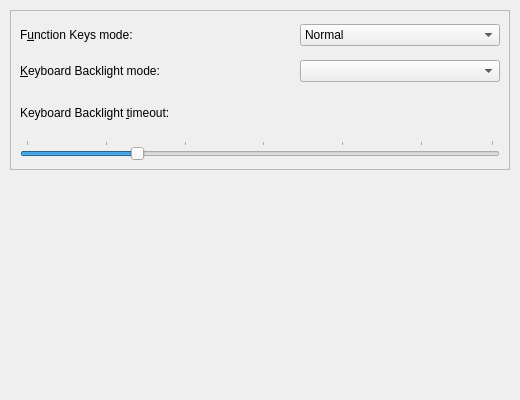
Before: the Qt Designer form kcm/keyboard.ui in jfmcarreira/ktoshiba, drawn with Qt 5.
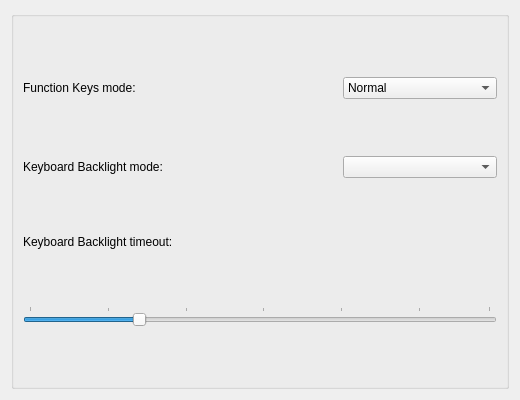
After: the same form once the commit is applied.

```diff
--- a/kcm/keyboard.ui
+++ b/kcm/keyboard.ui
@@ -14,38 +14,23 @@
   <property name="windowTitle">
    <string>Keyboard Settings</string>
   </property>
-  <widget class="QWidget" name="verticalLayoutWidget">
-   <property name="geometry">
-    <rect>
-     <x>10</x>
-     <y>10</y>
-     <width>500</width>
-     <height>160</height>
-    </rect>
-   </property>
    <layout class="QVBoxLayout" name="verticalLayout">
     <item>
-     <widget class="QFrame" name="frame">
-      <property name="frameShape">
-       <enum>QFrame::StyledPanel</enum>
-      </property>
-      <property name="frameShadow">
-       <enum>QFrame::Raised</enum>
+    <widget class="QGroupBox" name="groupBox">
+     <property name="flat">
+      <bool>true</bool>
+     </property>
+     <property name="checkable">
+      <bool>false</bool>
+     </property>
+     <property name="checked">
+      <bool>false</bool>
       </property>
       <layout class="QGridLayout" name="gridLayout">
        <item row="0" column="0">
         <widget class="QLabel" name="function_keys_label">
-         <property name="minimumSize">
-          <size>
-           <width>200</width>
-           <height>30</height>
-          </size>
-         </property>
          <property name="text">
-          <string>F&amp;unction Keys mode:</string>
-         </property>
-         <property name="buddy">
-          <cstring>kbd_functions_combobox</cstring>
+         <string>Function Keys mode:</string>
          </property>
         </widget>
        </item>
@@ -54,12 +39,6 @@
          <property name="orientation">
           <enum>Qt::Horizontal</enum>
          </property>
-         <property name="sizeHint" stdset="0">
-          <size>
-           <width>300</width>
-           <height>30</height>
-          </size>
-         </property>
         </spacer>
        </item>
        <item row="0" column="2">
@@ -84,17 +63,8 @@
        </item>
        <item row="1" column="0">
         <widget class="QLabel" name="kbd_backlight_label">
-         <property name="minimumSize">
-          <size>
-           <width>200</width>
-           <height>30</height>
-          </size>
-         </property>
          <property name="text">
-          <string>&amp;Keyboard Backlight mode:</string>
-         </property>
-         <property name="buddy">
-          <cstring>kbd_backlight_combobox</cstring>
+         <string>Keyboard Backlight mode:</string>
          </property>
         </widget>
        </item>
@@ -103,12 +73,6 @@
          <property name="orientation">
           <enum>Qt::Horizontal</enum>
          </property>
-         <property name="sizeHint" stdset="0">
-          <size>
-           <width>300</width>
-           <height>30</height>
-          </size>
-         </property>
         </spacer>
        </item>
        <item row="1" column="2">
@@ -116,17 +80,8 @@
        </item>
        <item row="2" column="0">
         <widget class="QLabel" name="kbd_timeout_label">
-         <property name="minimumSize">
-          <size>
-           <width>200</width>
-           <height>30</height>
-          </size>
-         </property>
          <property name="text">
-          <string>Keyboard Backlight &amp;timeout:</string>
-         </property>
-         <property name="buddy">
-          <cstring>kbd_timeout_slider</cstring>
+         <string>Keyboard Backlight timeout:</string>
          </property>
         </widget>
        </item>
@@ -135,21 +90,15 @@
          <property name="orientation">
           <enum>Qt::Horizontal</enum>
          </property>
-         <property name="sizeHint" stdset="0">
-          <size>
-           <width>300</width>
-           <height>30</height>
-          </size>
-         </property>
-        </spacer>
-       </item>
-       <item row="2" column="2">
+       </spacer>
+      </item>
+      <item row="2" column="2" alignment="Qt::AlignRight">
         <widget class="QLabel" name="kbd_timeout">
-         <property name="minimumSize">
-          <size>
-           <width>200</width>
-           <height>30</height>
-          </size>
+        <property name="sizePolicy">
+         <sizepolicy hsizetype="Fixed" vsizetype="Fixed">
+          <horstretch>0</horstretch>
+          <verstretch>0</verstretch>
+         </sizepolicy>
          </property>
          <property name="toolTip">
           <string>The current timeout at which the keyboard backlight will turn off after the last keypress.</string>
@@ -197,7 +146,6 @@
      </widget>
     </item>
    </layout>
-  </widget>
  </widget>
  <resources/>
  <connections/>
```
Lines whose indentation alone changed are shown as unchanged.
